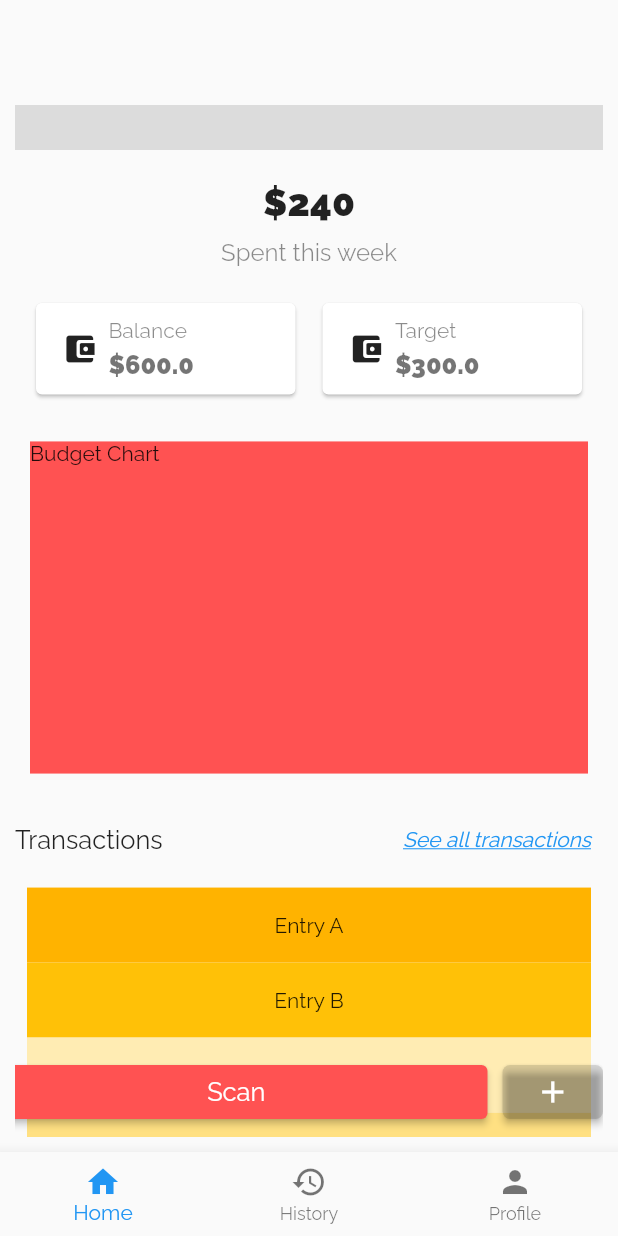
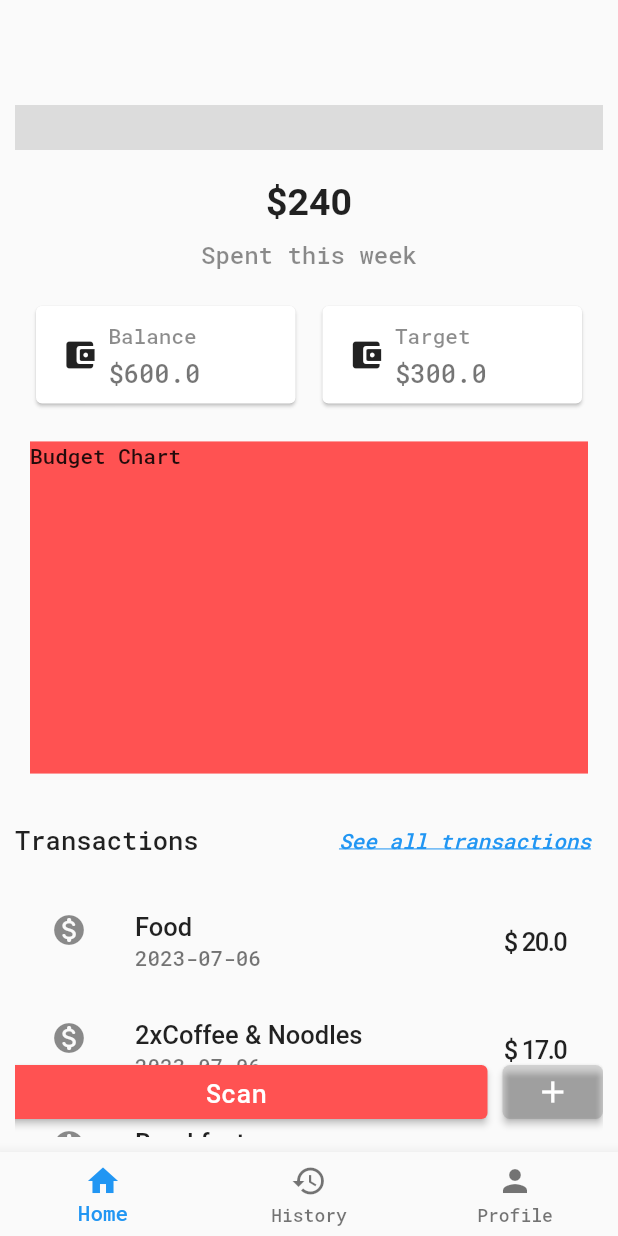
Before and after one commit to lazyKT/future, a Flutter app: the App screen opened directly, on a phone screen of 412 x 824 dp. Run offline on Flutter 3.47's test engine with Material 2 defaults, Android fonts, the phone set to English and light mode, and no system bars; our stand-ins replace firebase_auth, firebase_core, google_sign_in; accounts and stored records are empty; Roboto replaces fonts that are missing (mono-space).

Commit message:
Google fonts integration and transaction-item UI

```diff
--- a/lib/dto/budgetTransaction.dart
+++ b/lib/dto/budgetTransaction.dart
@@ -5,6 +5,7 @@ class BudgetTransaction {
 
   final String transactionId;
   final String transactionBudgetId;
+  final String transactionType;
   DateTime transactionTime;
   double transactionAmount;
   String transactionDetails;
@@ -13,7 +14,8 @@ class BudgetTransaction {
     required this.transactionBudgetId,
     required this.transactionAmount,
     required this.transactionDetails,
-    required this.transactionTime
+    required this.transactionTime,
+    required this.transactionType
   }) : transactionId = (const Uuid()).v4();
 
   BudgetTransaction.named({
@@ -21,7 +23,8 @@ class BudgetTransaction {
     required this.transactionAmount,
     required this.transactionDetails,
     required this.transactionTime,
-    required this.transactionId
+    required this.transactionId,
+    required this.transactionType
   });
 
   factory BudgetTransaction.fromJson(Map<String, dynamic> json) => BudgetTransaction.named(
@@ -29,6 +32,7 @@ class BudgetTransaction {
     transactionAmount: json['transactionAmount'],
     transactionDetails: json['transactionDetails'],
     transactionTime: DateTime.parse(json['transactionTime']),
-    transactionBudgetId: json['transactionBudgetId']
+    transactionBudgetId: json['transactionBudgetId'],
+    transactionType: json['transactionType']
   );
 }
--- a/lib/main.dart
+++ b/lib/main.dart
@@ -21,7 +21,7 @@ class MyApp extends StatelessWidget {
     return MaterialApp(
       title: 'Flutter Demo',
       theme: ThemeData(
-        fontFamily: 'Raleway',
+        fontFamily: 'RobotoMono',
         primarySwatch: Colors.blue,
       ),
       home: const Login()
--- a/lib/screens/components/budget_plan_highlight.dart
+++ b/lib/screens/components/budget_plan_highlight.dart
@@ -22,17 +22,19 @@ class _BudgetHighlightState extends State<BudgetHighlight> {
               Text(
                 '\$240',
                 style: TextStyle(
-                    fontWeight: FontWeight.w600,
-                    fontSize: 25.00
+                  fontWeight: FontWeight.w600,
+                  fontSize: 25.00,
+                  fontFamily: 'mono-space'
                 ),
               ),
               SizedBox(height: 10,),
               Text(
                 'Spent this week',
                 style: TextStyle(
-                    fontSize: 16.00,
-                    color: Colors.black45,
-                    fontWeight: FontWeight.w500
+                  fontSize: 16.00,
+                  color: Colors.black45,
+                  fontWeight: FontWeight.w500,
+                  fontFamily: 'RobotoMono'
                 ),
               )
             ],
--- /dev/null
+++ b/lib/screens/components/transaction_item.dart
@@ -0,0 +1,43 @@
+import 'package:flutter/material.dart';
+import 'package:future/dto/budgetTransaction.dart';
+import 'package:intl/intl.dart';
+
+class TransactionItem extends StatelessWidget {
+
+  final BudgetTransaction transaction;
+
+  const TransactionItem({
+    super.key,
+    required this.transaction
+  });
+
+  @override
+  Widget build(BuildContext context) {
+    return ListTile(
+      title: Text(
+        transaction.transactionDetails,
+        style: const TextStyle(
+          fontWeight: FontWeight.w500,
+          fontFamily: 'mono-space',
+          fontSize: 17.0
+        ),
+      ),
+      leading: const Icon(Icons.monetization_on_rounded),
+      subtitle: Text(formatDate(transaction.transactionTime)),
+      trailing: Text(
+        '\$ ${transaction.transactionAmount}',
+        style: const TextStyle(
+          fontWeight: FontWeight.w500,
+          fontFamily: 'sans-serif',
+          letterSpacing: -1,
+          fontSize: 17
+        ),
+      ),
+    );
+  }
+
+  String formatDate(DateTime dt) {
+    final DateFormat formatter = DateFormat('yyyy-MM-dd');
+    return formatter.format(dt);
+  }
+}
--- a/lib/screens/components/transactions.dart
+++ b/lib/screens/components/transactions.dart
@@ -1,4 +1,6 @@
 import 'package:flutter/material.dart';
+import 'package:future/dto/budgetTransaction.dart';
+import 'package:future/screens/components/transaction_item.dart';
 
 class Transactions extends StatefulWidget {
   const Transactions({ super.key });
@@ -11,17 +13,51 @@ class _TransactionsState extends State<Transactions> {
 
   final List<String> entries = <String>['A', 'B', 'C', 'D'];
   final List<int> colorCodes = <int>[600, 500, 100, 200];
+  final List<BudgetTransaction> transactions = <BudgetTransaction>[
+    BudgetTransaction(
+      transactionBudgetId: '1231-daef-12de-120e',
+      transactionAmount: 20.00,
+      transactionDetails: 'Food',
+      transactionTime: DateTime(2023, 07, 06),
+      transactionType: 'Food'
+    ),
+    BudgetTransaction(
+        transactionBudgetId: 'bce1-1092-12de-120e',
+        transactionAmount: 17.00,
+        transactionDetails: '2xCoffee & Noodles',
+        transactionTime: DateTime(2023, 07, 06),
+        transactionType: 'Household'
+    ),
+    BudgetTransaction(
+        transactionBudgetId: '001a-deaf-12de-120e',
+        transactionAmount: 8.20,
+        transactionDetails: 'Breakfast',
+        transactionTime: DateTime(2023, 07, 06),
+        transactionType: 'Food'
+    ),
+    BudgetTransaction(
+        transactionBudgetId: '1231-daef-12de-120e',
+        transactionAmount: 32.63,
+        transactionDetails: 'Monster curry',
+        transactionTime: DateTime(2023, 06, 26),
+        transactionType: 'Food'
+    ),
+    BudgetTransaction(
+        transactionBudgetId: 'eadb-98af-12de-120e',
+        transactionAmount: 51.00,
+        transactionDetails: 'Plates',
+        transactionTime: DateTime(2023, 07, 06),
+        transactionType: 'Kitchen'
+    )
+  ];
 
+  @override
   Widget build(BuildContext context) {
     return ListView.builder(
         padding: const EdgeInsets.all(8),
-        itemCount: entries.length,
+        itemCount: transactions.length,
         itemBuilder: (BuildContext context, int index) {
-          return Container(
-            height: 50,
-            color: Colors.amber[colorCodes[index]],
-            child: Center(child: Text('Entry ${entries[index]}')),
-          );
+          return TransactionItem(transaction: transactions[index]);
         }
     );
   }
```
Also changed, not shown: pubspec.yaml (+7 -0 lines), fonts/RobotoMono-Medium.ttf (added), fonts/RobotoMono-Regular.ttf (added), pubspec.lock.
